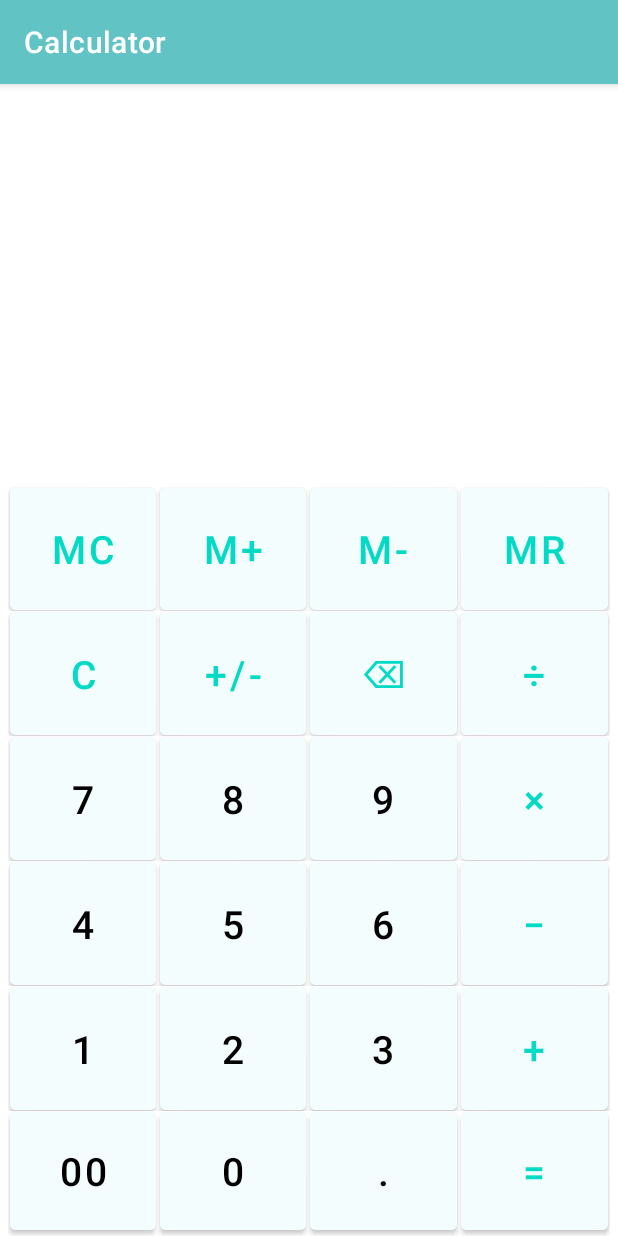
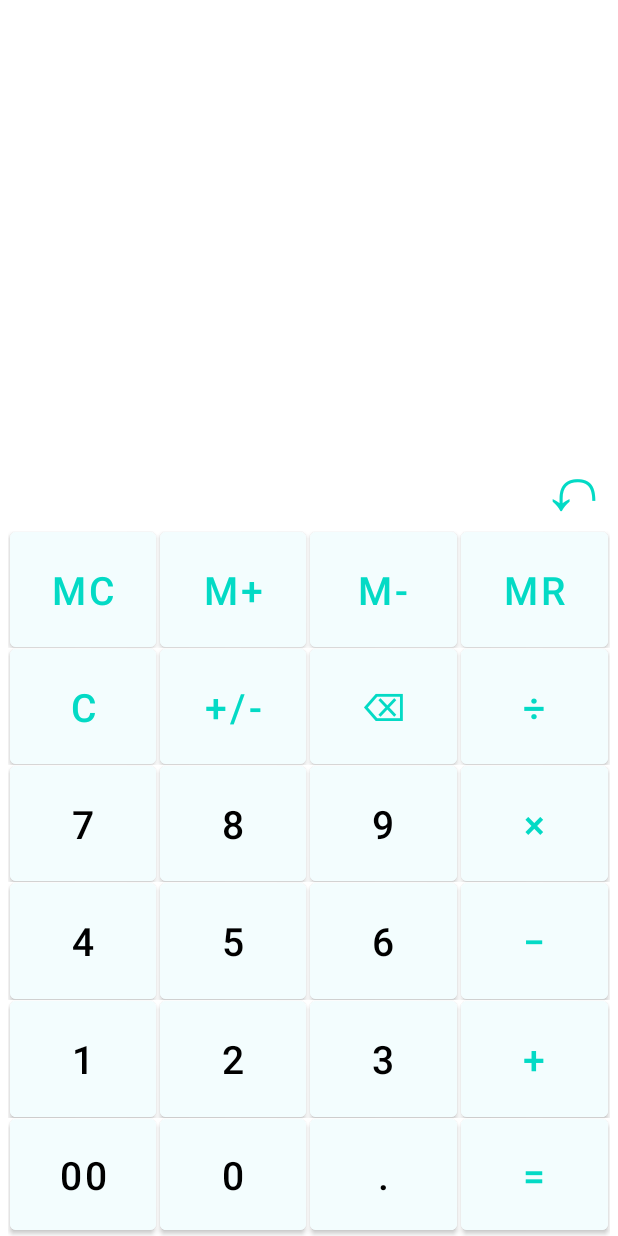
Before and after one commit to AmrSalah77/CalculatorApp, an Android app: the screen it shows after launch (MainActivity), on a phone screen of 412 x 824 dp. Run offline under Robolectric (Android 15) with nearby library versions, the phone set to English and light mode, and no system bars.

Commit message:
added undo button

```diff
--- a/app/src/main/java/com/asu/calculator/MainActivity.java
+++ b/app/src/main/java/com/asu/calculator/MainActivity.java
@@ -1,20 +1,22 @@
 package com.asu.calculator;
 
-import androidx.annotation.NonNull;
-import androidx.appcompat.app.ActionBar;
 import androidx.appcompat.app.AppCompatActivity;
 import android.os.Bundle;
 import android.view.View;
 import android.widget.Button;
+
 import com.asu.calculator.databinding.ActivityMainBinding;
 import net.objecthunter.exp4j.Expression;
 import net.objecthunter.exp4j.ExpressionBuilder;
+
+import java.util.Objects;
 
 public class MainActivity extends AppCompatActivity {
     private ActivityMainBinding binding;
     boolean lastNumeric = false; //flag to check if last user input was a number
     Expression result ;// solve mathematical expressions library
-    double memory = 0;
+    double memory = 0; // initialize memory
+    String lastFormula; // for undo button
 
 
     //numbers listener
@@ -37,60 +39,62 @@ public class MainActivity extends AppCompatActivity {
             Button tempBtn = (Button) displayText ;
             String buttonText = tempBtn.getText().toString();
             String displayString = binding.display.getText().toString();
-            switch (buttonText){
+            switch (buttonText) {
                 //plus operand
                 case "\u002b":
-                    if(lastNumeric){
+                    if (lastNumeric) {
                         binding.display.append("+");
-                        lastNumeric = false ;
+                        lastNumeric = false;
                     }
                     break;
 
                 //minus operand
                 case "\u2212":
                     //make sure cant add more than two minus
-                    if(!displayString.endsWith("--")) {
+                    if (!displayString.endsWith("--")) {
                         binding.display.append("-");
-                        lastNumeric = false ;
+                        lastNumeric = false;
                     }
                     break;
 
                 //multiplication operand
                 case "\u00D7":
-                    if(lastNumeric){
+                    if (lastNumeric) {
                         binding.display.append("*");
-                        lastNumeric = false ;
+                        lastNumeric = false;
                     }
                     break;
 
                 //division operand
                 case "\u00F7":
-                    if(lastNumeric){
+                    if (lastNumeric) {
                         binding.display.append("/");
-                        lastNumeric = false ;
+                        lastNumeric = false;
                     }
                     break;
 
                 //equal operand
                 case "\u003D":
                     //check if last input was a number not an operand
-                    if(lastNumeric){
+                    if (lastNumeric) {
                         //prevent app crash because of arithmetic exceptions
                         try {
                             //solve the mathematical expression
                             result = new ExpressionBuilder(displayString).build();
                             //display result on screen
                             binding.display.setText(String.valueOf(result.evaluate()));
-                        }catch (ArithmeticException e){}
+                            lastFormula = displayString;
+                        } catch (ArithmeticException e) {
+                        }
                     }
                     break;
 
                 //decimal operand
                 case "\u002E":
                     //check if last input was a number not an operand
-                    if(lastNumeric){
+                    if (lastNumeric) {
                         binding.display.append(".");
-                        lastNumeric = false ;
+                        lastNumeric = false;
                     }
                     break;
 
@@ -98,30 +102,30 @@ public class MainActivity extends AppCompatActivity {
                 case "C":
                     //clear all text
                     binding.display.setText("");
-                    lastNumeric=false;
+                    lastNumeric = false;
                     break;
 
                 //backspace operand
-                case"\u232b":
+                case "\u232b":
                     //checks that the display is not empty
-                    if(!displayString.isEmpty())
+                    if (!displayString.isEmpty())
                         //remove last character
-                        binding.display.setText(displayString.substring(0,displayString.length()-1));
+                        binding.display.setText(displayString.substring(0, displayString.length() - 1));
                     String newDisplay = binding.display.getText().toString();
                     //allow to write operands again after deleting operand
-                    if(!(newDisplay.endsWith("-")||newDisplay.endsWith("+")||
-                            newDisplay.endsWith("*")||newDisplay.endsWith("/")))
-                        lastNumeric=true;
+                    if (!(newDisplay.endsWith("-") || newDisplay.endsWith("+") ||
+                            newDisplay.endsWith("*") || newDisplay.endsWith("/")))
+                        lastNumeric = true;
                     break;
 
                 //negative operand
                 case "+/-":
                     //if the number is negative change it to positive
-                    if(displayString.startsWith("-"))
-                        binding.display.setText(displayString.replaceFirst("-",""));
-                    //else change the number to negative
+                    if (displayString.startsWith("-"))
+                        binding.display.setText(displayString.replaceFirst("-", ""));
+                        //else change the number to negative
                     else
-                        binding.display.setText("-"+displayString);
+                        binding.display.setText("-" + displayString);
                     break;
 
                 case "MR":
@@ -131,27 +135,36 @@ public class MainActivity extends AppCompatActivity {
                     memory = 0;
                     break;
                 case "M+":
-                    if(lastNumeric){
+                    if (lastNumeric) {
                         //checks if there is division by zero
                         try {
                             //solve the mathematical expression
                             result = new ExpressionBuilder(displayString).build();
                             memory += result.evaluate();
-                        }catch (ArithmeticException e){}
+                        } catch (ArithmeticException e) {
+                        }
                     }
                     break;
                 case "M-":
-                    if(lastNumeric){
+                    if (lastNumeric) {
                         //checks if there is division by zero
                         try {
                             //solve the mathematical expression
                             result = new ExpressionBuilder(displayString).build();
                             memory -= result.evaluate();
-                        }catch (ArithmeticException e){}
+                        } catch (ArithmeticException e) {
+                        }
                     }
                     break;
+            }
+        }
+    };
 
-            }
+    View.OnClickListener lastOperation = new View.OnClickListener() {
+        @Override
+        public void onClick(View view) {
+            //display last formula calculated
+            binding.display.setText(lastFormula);
         }
     };
 
@@ -163,6 +176,7 @@ public class MainActivity extends AppCompatActivity {
         View view = binding.getRoot();
         setTheme(R.style.Theme_Calculator);
         setContentView(view);
+        Objects.requireNonNull(getSupportActionBar()).hide();
         binding.oneButton.setOnClickListener(num_listener);
         binding.twoButton.setOnClickListener(num_listener);
         binding.threeButton.setOnClickListener(num_listener);
@@ -187,23 +201,29 @@ public class MainActivity extends AppCompatActivity {
         binding.MRbutton.setOnClickListener(operation_listener);
         binding.mPlusButton.setOnClickListener(operation_listener);
         binding.mMinusButton.setOnClickListener(operation_listener);
+        binding.undoButton.setOnClickListener(lastOperation);
     }
 
     @Override
     public void onSaveInstanceState(Bundle savedInstanceState) {
-        // Save display and last numeric state
+        // save what is on display
         savedInstanceState.putString("displayString" , binding.display.getText().toString());
+        //save last numeric flag state
         savedInstanceState.putBoolean("lastNumeric", lastNumeric);
+        //save last formula calculated
+        savedInstanceState.putString("last formula", lastFormula);
         super.onSaveInstanceState(savedInstanceState);
     }
 
     @Override
     public void onRestoreInstanceState(Bundle savedInstanceState) {
         super.onRestoreInstanceState(savedInstanceState);
-        // Restore display and last numeric state
+        // Restore what was on display
          String displayString = savedInstanceState.getString("displayString");
          binding.display.setText(displayString);
-         boolean l = savedInstanceState.getBoolean("lastNumeric");
-         lastNumeric = l;
+         //restore last numeric flag state
+        lastNumeric = savedInstanceState.getBoolean("lastNumeric");
+         //restore last formula calculated
+        lastFormula = savedInstanceState.getString("last formula");
     }
 }
--- a/app/src/main/res/layout-night/activity_main.xml
+++ b/app/src/main/res/layout-night/activity_main.xml
@@ -25,8 +25,25 @@
         android:layout_width="match_parent"
         android:layout_height="0dp"
         android:layout_weight="65"
-        android:background="@color/black"
         android:orientation="vertical">
+
+        <LinearLayout
+            android:layout_width="wrap_content"
+            android:layout_height="wrap_content"
+            android:layout_gravity="right"
+            android:layout_weight="0"
+            android:orientation="horizontal">
+
+            <TextView
+                android:id="@+id/undoButton"
+                android:layout_width="wrap_content"
+                android:layout_height="wrap_content"
+                android:layout_weight="0"
+                android:text="@string/undo"
+                android:textColor="@color/teal_200"
+                android:textSize="48sp" />
+
+        </LinearLayout>
 
         <LinearLayout
             android:layout_width="match_parent"
--- a/app/src/main/res/layout/activity_main.xml
+++ b/app/src/main/res/layout/activity_main.xml
@@ -29,6 +29,24 @@
         android:layout_weight="65"
         android:background="@color/white"
         android:orientation="vertical">
+
+        <LinearLayout
+            android:layout_width="wrap_content"
+            android:layout_height="wrap_content"
+            android:layout_gravity="right"
+            android:layout_weight="0"
+            android:orientation="horizontal">
+
+            <TextView
+                android:id="@+id/undoButton"
+                android:layout_width="wrap_content"
+                android:layout_height="wrap_content"
+                android:layout_weight="0"
+                android:text="@string/undo"
+                android:textColor="@color/teal_200"
+                android:textSize="48sp" />
+
+        </LinearLayout>
 
         <LinearLayout
             android:layout_width="match_parent"
--- a/app/src/main/res/values/strings.xml
+++ b/app/src/main/res/values/strings.xml
@@ -24,4 +24,5 @@
     <string name="memorySubtract">M-</string>
     <string name="memoryRecall">MR</string>
     <string name="negative">+/-</string>
+    <string name="undo">\u21B6</string>
 </resources>
```
